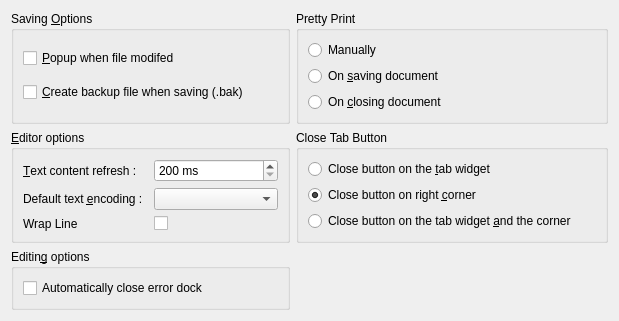
phoenix741/xinx, file framework/application/customdialog/ui/customeditor.ui: the form before one commit.
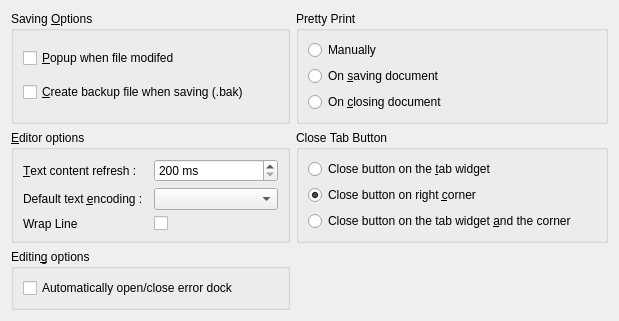
The form after the commit. Icons and pictures are not drawn.

Patch:
```diff
--- a/framework/application/customdialog/ui/customeditor.ui
+++ b/framework/application/customdialog/ui/customeditor.ui
@@ -7,7 +7,7 @@
     <x>0</x>
     <y>0</y>
     <width>619</width>
-    <height>254</height>
+    <height>306</height>
    </rect>
   </property>
   <property name="windowTitle">
@@ -220,7 +220,7 @@
       <item>
        <widget class="QCheckBox" name="m_autoCloseError">
         <property name="text">
-         <string>Automatically close error dock</string>
+         <string>Automatically open/close error dock</string>
         </property>
        </widget>
       </item>
```
